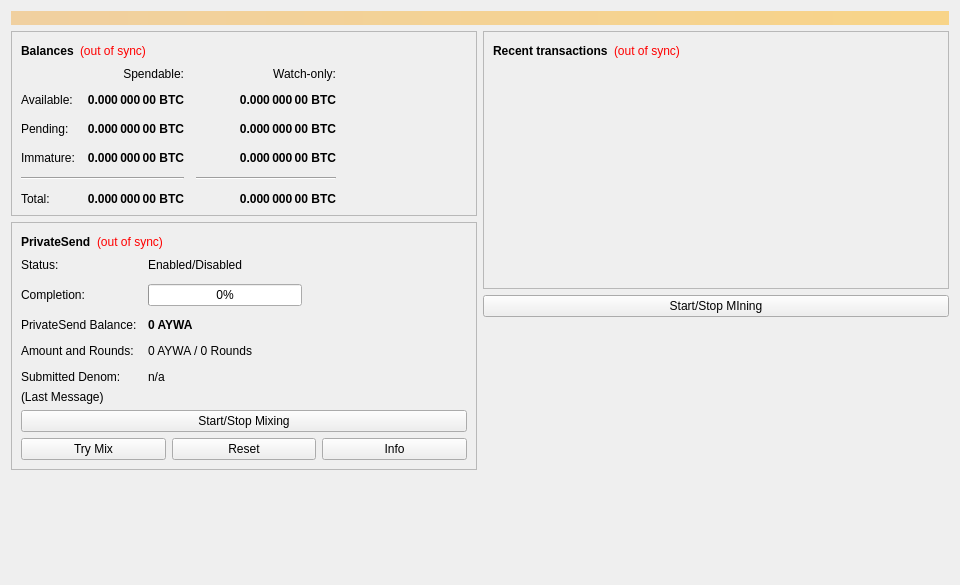
Before: the Qt Designer form src/qt/forms/overviewpage.ui in GetAywa/AywaCore, drawn with Qt 5.
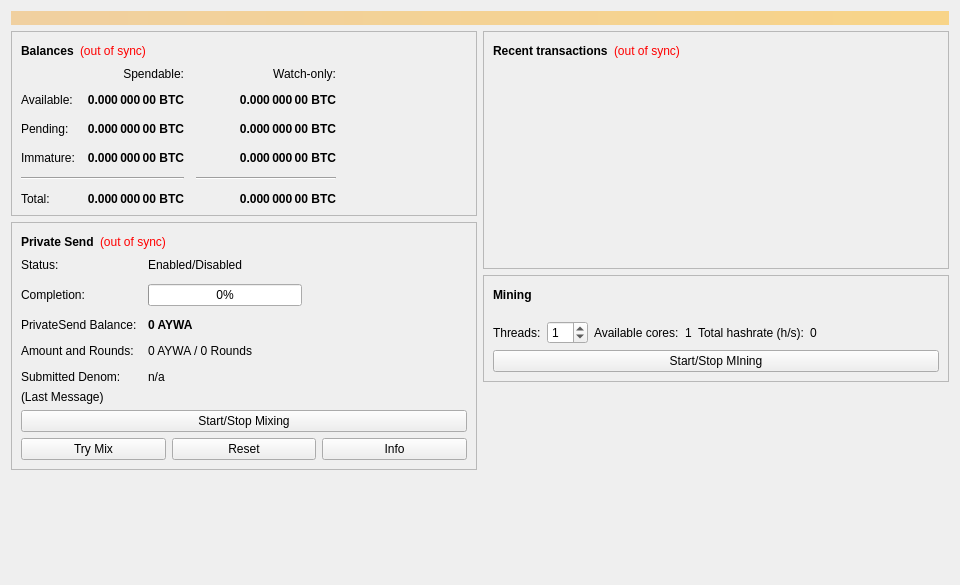
After: the same form once the commit is applied.

Commit message: added simple solo hashrate to GUI 	modified:   src/qt/forms/messagepage.ui 	modified:   src/qt/forms/overviewpage.ui 	modified:   src/qt/messagepage.cpp 	modified:   src/qt/messagepage.h 	modified:   src/qt/newproposaldialog.cpp 	modified:   src/qt/overviewpage.cpp

Patch:
```diff
--- a/src/qt/forms/overviewpage.ui
+++ b/src/qt/forms/overviewpage.ui
@@ -418,7 +418,7 @@
                </font>
               </property>
               <property name="text">
-               <string>PrivateSend</string>
+               <string>Private Send</string>
               </property>
              </widget>
             </item>
@@ -734,10 +734,127 @@
         </widget>
        </item>
        <item>
-        <widget class="QPushButton" name="bnGenerate">
-         <property name="text">
-          <string>Start/Stop MIning</string>
+        <widget class="QFrame" name="frameMIning">
+         <property name="frameShape">
+          <enum>QFrame::StyledPanel</enum>
          </property>
+         <property name="frameShadow">
+          <enum>QFrame::Raised</enum>
+         </property>
+         <layout class="QVBoxLayout" name="verticalLayout_6">
+          <item>
+           <layout class="QHBoxLayout" name="horizontalLayout_3">
+            <property name="topMargin">
+             <number>0</number>
+            </property>
+            <item>
+             <widget class="QLabel" name="label">
+              <property name="font">
+               <font>
+                <weight>75</weight>
+                <bold>true</bold>
+               </font>
+              </property>
+              <property name="text">
+               <string>Mining</string>
+              </property>
+              <property name="alignment">
+               <set>Qt::AlignLeading|Qt::AlignLeft|Qt::AlignVCenter</set>
+              </property>
+             </widget>
+            </item>
+            <item>
+             <spacer name="horizontalSpacer_5">
+              <property name="orientation">
+               <enum>Qt::Horizontal</enum>
+              </property>
+              <property name="sizeHint" stdset="0">
+               <size>
+                <width>40</width>
+                <height>20</height>
+               </size>
+              </property>
+             </spacer>
+            </item>
+           </layout>
+          </item>
+          <item>
+           <layout class="QVBoxLayout" name="verticalLayout_5">
+            <property name="topMargin">
+             <number>0</number>
+            </property>
+            <item>
+             <layout class="QHBoxLayout" name="horizontalLayout_6">
+              <property name="topMargin">
+               <number>10</number>
+              </property>
+              <item>
+               <widget class="QLabel" name="label_3">
+                <property name="text">
+                 <string>Threads:</string>
+                </property>
+               </widget>
+              </item>
+              <item>
+               <widget class="QSpinBox" name="spinBoxMiningThreads">
+                <property name="value">
+                 <number>1</number>
+                </property>
+               </widget>
+              </item>
+              <item>
+               <widget class="QLabel" name="label_2">
+                <property name="text">
+                 <string>Available cores:</string>
+                </property>
+               </widget>
+              </item>
+              <item>
+               <widget class="QLabel" name="labelAvailableCores">
+                <property name="text">
+                 <string>1</string>
+                </property>
+               </widget>
+              </item>
+              <item>
+               <widget class="QLabel" name="labelHashrate">
+                <property name="text">
+                 <string>Total hashrate (h/s):</string>
+                </property>
+               </widget>
+              </item>
+              <item>
+               <widget class="QLabel" name="labelTotalHashRate">
+                <property name="text">
+                 <string>0</string>
+                </property>
+               </widget>
+              </item>
+              <item>
+               <spacer name="horizontalSpacer_6">
+                <property name="orientation">
+                 <enum>Qt::Horizontal</enum>
+                </property>
+                <property name="sizeHint" stdset="0">
+                 <size>
+                  <width>40</width>
+                  <height>20</height>
+                 </size>
+                </property>
+               </spacer>
+              </item>
+             </layout>
+            </item>
+            <item>
+             <widget class="QPushButton" name="bnGenerate">
+              <property name="text">
+               <string>Start/Stop MIning</string>
+              </property>
+             </widget>
+            </item>
+           </layout>
+          </item>
+         </layout>
         </widget>
        </item>
        <item>
```
The commit also changes 5 other files.
